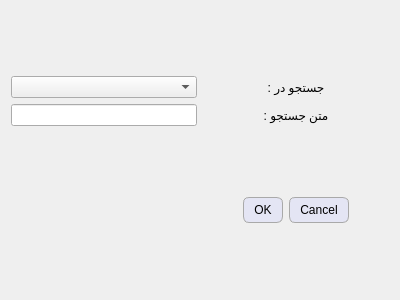
This is searchform.ui in kia-far/QtDBS as Qt 5 draws it before an edit. The edited form follows.
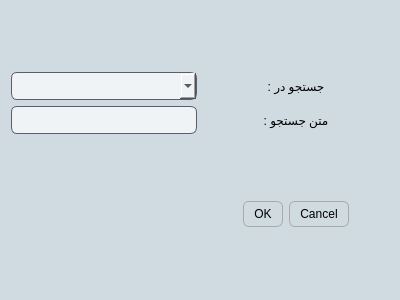
This is the edited form.

Commit message: added edit item form and button which is available from the device edit form. also a few teaks to the stylesheets and fixed the keybinds working when the app was adding bulk data

Diff of the .ui file:
```diff
--- a/searchform.ui
+++ b/searchform.ui
@@ -37,7 +37,142 @@
 }
 
 
-QWidget {font: 12pt &quot;Segoe UI&quot;;}</string>
+QWidget {font: 12pt &quot;Segoe UI&quot;;}
+QWidget {
+    background-color: #d0dae1; /* Dark background color for the entire widget */
+    font: 12pt &quot;Segoe UI&quot;;
+}
+
+/* Style for QLineEdit with a darker background and smoother edges */
+QLineEdit {
+    background-color: #eff3f5; /* Darker grayish background */
+    color: #000000; /* Light text color for readability */
+    border: 1px solid #5c5c70; /* Slightly lighter border for contrast */
+    border-radius: 6px; /* Smooth, rounded edges */
+    padding: 5px; /* Padding for a cleaner look */
+    font: 12pt &quot;Segoe UI&quot;;
+}
+
+QLineEdit:focus {
+    border-color: #7878a0; /* Lighter border color on focus */
+    background-color: #e0e6eb; /* Slightly lighter background on focus */
+}
+
+QTextBrowser {
+    background-color: #eff3f5; /* Darker grayish background */
+    color: #000000; /* Light text color for readability */
+    border: 1px solid #5c5c70; /* Slightly lighter border for contrast */
+    border-radius: 6px; /* Smooth, rounded edges */
+    padding: 5px; /* Padding for a cleaner look */
+    font: 12pt &quot;Segoe UI&quot;;
+}
+
+QTextBrowser:focus {
+    border-color: #7878a0; /* Lighter border color on focus */
+    background-color: #e0e6eb; /* Slightly lighter background on focus */
+}
+
+QCheckBox {
+    color: #000000; /* Light text color for dark background */
+    font: 12pt &quot;Segoe UI&quot;;
+}
+
+QCheckBox:disabled {
+    color: #000000; /* Same text color for disabled state */
+    opacity: 1; /* Remove opacity reduction */
+}
+
+/* Blue indicator for checked and disabled QCheckBox */
+QCheckBox::indicator:checked:disabled {
+    background-color: #92a8b9; /* Blue color to appear as enabled */
+	opacity: 1;
+   /* border: 1px solid #3a7bd5;  Blue border to match the indicator */
+}
+
+QCheckBox::indicator:disabled {
+    opacity: 1; /* Remove opacity change for checkbox indicator */
+}
+
+/* Background color for QWidget */
+/* Style for the vertical scrollbar */
+QScrollBar:vertical {
+    background: #eff3f5; /* Background color of the scrollbar */
+    width: 10px; /* Width of the scrollbar */
+    margin: 0px 0px 0px 0px; /* Margins around the scrollbar */
+    border-radius: 5px; /* Rounded edges for the scrollbar track */
+}
+
+/* Style for the horizontal scrollbar */
+QScrollBar:horizontal {
+    background: #eff3f5; /* Background color of the scrollbar */
+    height: 10px; /* Height of the scrollbar */
+    margin: 0px 0px 0px 0px; /* Margins around the scrollbar */
+    border-radius: 5px; /* Rounded edges for the scrollbar track */
+}
+
+/* Handle (scroller) styling for both horizontal and vertical scrollbars */
+QScrollBar::handle:vertical, QScrollBar::handle:horizontal {
+    background: #92a8b9; /* Color of the scroller */
+    min-height: 20px; /* Minimum height for the vertical handle */
+    min-width: 20px; /* Minimum width for the horizontal handle */
+    border-radius: 5px; /* Smooth, rounded edges for the handle */
+}
+
+QScrollBar::handle:vertical:hover, QScrollBar::handle:horizontal:hover {
+    background: #b1c1cd; /* Slightly lighter color on hover for the handle */
+}
+
+/* Remove the top/bottom buttons on the scrollbar */
+QScrollBar::add-line:vertical, QScrollBar::sub-line:vertical,
+QScrollBar::add-line:horizontal, QScrollBar::sub-line:horizontal {
+    background: none; /* No additional lines/buttons */
+    height: 0px;
+    width: 0px;
+}
+
+QScrollBar::add-page:vertical, QScrollBar::sub-page:vertical,
+QScrollBar::add-page:horizontal, QScrollBar::sub-page:horizontal {
+    background: none; /* No page scroll styling */
+}
+QTextEdit {
+    background-color: #eff3f5; /* Darker grayish background */
+    color: #000000; /* Light text color for readability */
+    border: 1px solid #5c5c70; /* Slightly lighter border for contrast */
+    border-radius: 6px; /* Smooth, rounded edges */
+    padding: 5px; /* Padding for a cleaner look */
+    font: 12pt &quot;Segoe UI&quot;;
+}
+
+QTextEdit:focus {
+    border-color: #7878a0; /* Lighter border color on focus */
+    background-color: #e0e6eb; /* Slightly lighter background on focus */
+}
+QComboBox {
+    background-color: #eff3f5; /* Darker grayish background */
+    color: #000000; /* Light text color for readability */
+    border: 1px solid #5c5c70; /* Slightly lighter border for contrast */
+    border-radius: 6px; /* Smooth, rounded edges */
+    padding: 5px; /* Padding for a cleaner look */
+    font: 12pt &quot;Segoe UI&quot;;
+}
+
+QComboBox:focus {
+    border-color: #7878a0; /* Lighter border color on focus */
+    background-color: #e0e6eb; /* Slightly lighter background on focus */
+}
+QDateEdit {
+    background-color: #eff3f5; /* Darker grayish background */
+    color: #000000; /* Light text color for readability */
+    border: 1px solid #5c5c70; /* Slightly lighter border for contrast */
+    border-radius: 6px; /* Smooth, rounded edges */
+    padding: 5px; /* Padding for a cleaner look */
+    font: 12pt &quot;Segoe UI&quot;;
+}
+
+QDateEdit:focus {
+    border-color: #7878a0; /* Lighter border color on focus */
+    background-color: #e0e6eb; /* Slightly lighter background on focus */
+}</string>
   </property>
   <layout class="QVBoxLayout" name="verticalLayout">
    <item>
```
The commit also changes 80 other files.
